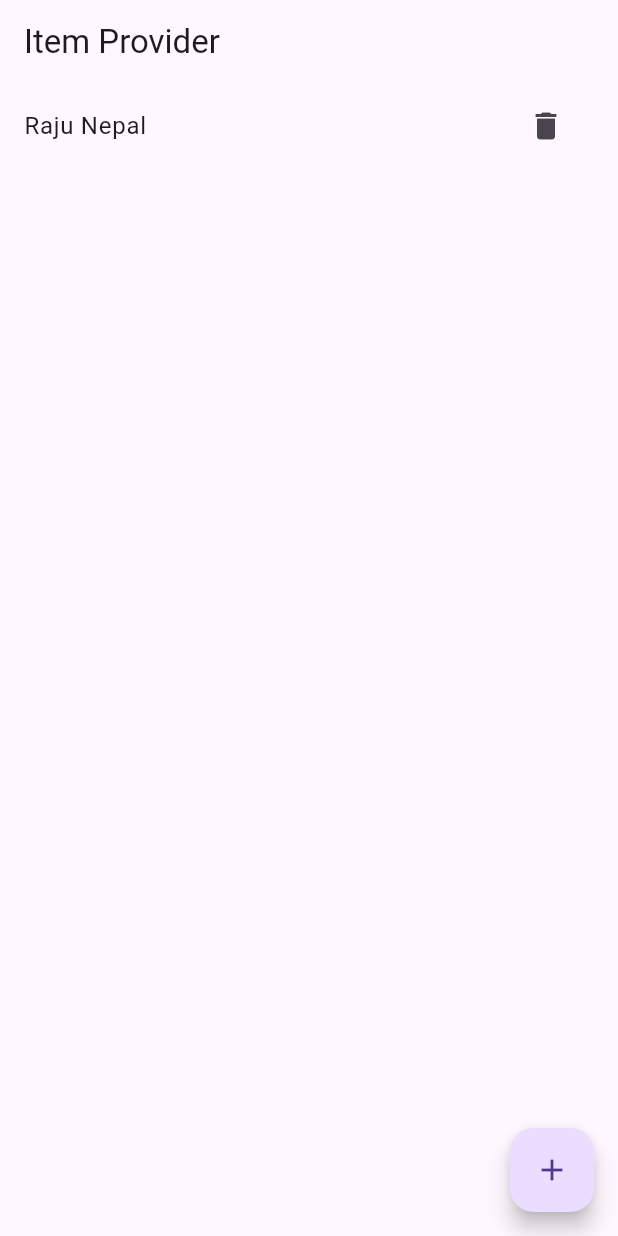
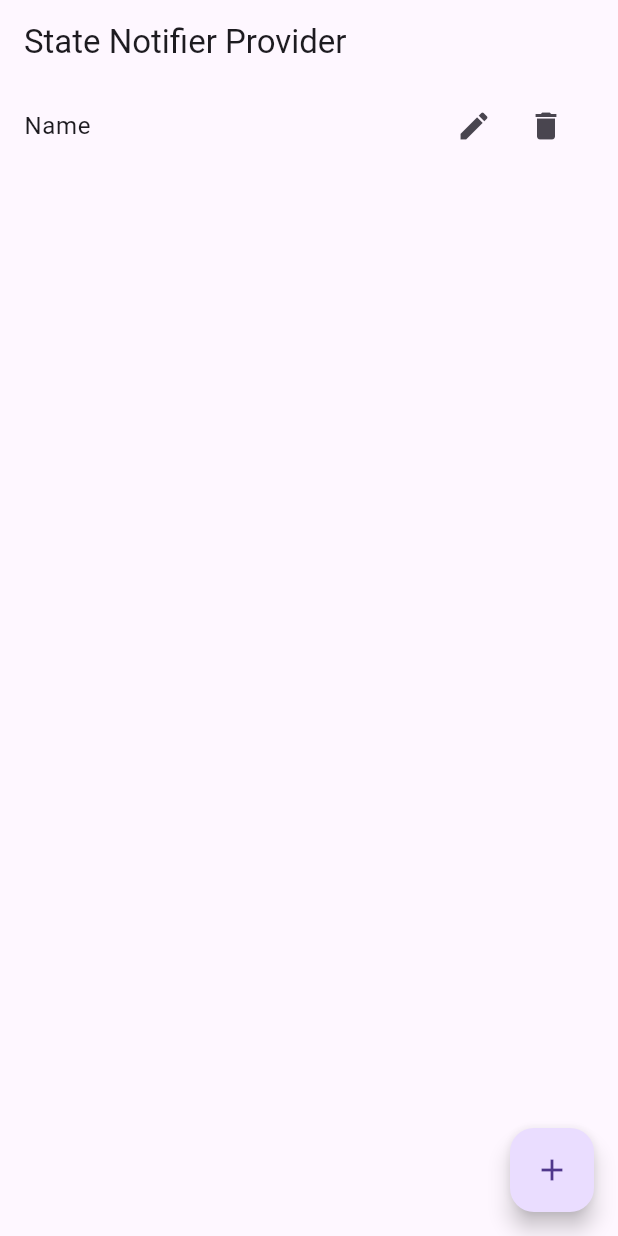
Before and after one commit to PHom798/State-Management, a Flutter app: the screen it shows after launch, after a tap on the "add" icon, on a phone screen of 412 x 824 dp. Run offline on Flutter 3.47's test engine with Material 3 defaults, Android fonts, the light colour scheme and no system bars; our stand-ins replace flutter_riverpod.

Commit message:
performed crud operations on the LIst<item>

```diff
--- a/Riverpod/lib/item.dart
+++ b/Riverpod/lib/item.dart
@@ -1,5 +1,5 @@
 class Item {
-  String id;
-  String name;
-  Item({required this.id, required this.name});
+   String id;
+   String name;
+   Item({required this.id, required this.name});
 }
--- a/Riverpod/lib/item_provider.dart
+++ b/Riverpod/lib/item_provider.dart
@@ -2,21 +2,27 @@ import 'package:flutter/material.dart';
 import 'package:flutter_riverpod/legacy.dart';
 import 'package:riverpod_demo/item.dart';
 
-final itemProvider = StateNotifierProvider<ItemNotifier, List<Item>>((ref){
-  return ItemNotifier();
+final itemProvider = StateNotifierProvider<ItemNotifier,List<Item>>((ref){
+  return ItemNotifier() ;
 });
 
 class ItemNotifier extends StateNotifier<List<Item>>{
-  ItemNotifier() : super([]);
+  ItemNotifier():super([]);
 
   void addItem(String name){
     final item = Item(id: DateTime.now().toString(), name: name);
     state.add(item);
-    state= state.toList();
+    state = state.toList();
   }
 
-  void deleteItem(String id ){
-    state.removeWhere((item)=> item.id == id);
+  void deleteItem(String id){
+    state.removeWhere((item)=>item.id == id);
+    state = state.toList();
+  }
+
+  void updateItem(String id, String name){
+    int foundIndex = state.indexWhere((item)=> item.id == id);
+    state[foundIndex].name = name;
     state = state.toList();
   }
 }
--- a/Riverpod/lib/item_screen.dart
+++ b/Riverpod/lib/item_screen.dart
@@ -7,38 +7,45 @@ class ItemScreen extends ConsumerWidget {
 
   @override
   Widget build(BuildContext context, WidgetRef ref) {
+
+    return Scaffold(
+      appBar: AppBar(
+        title: const Text("State Notifier Provider"),
+
+      ),
+      body: Consumer(builder: (ctx,ref,child){
         final item = ref.watch(itemProvider);
-    return Scaffold(
-      appBar: AppBar(title: const Text("Item Provider")),
 
-      body: item.isEmpty
-          ? Center(child: Text("No Data Found"))
-          : ListView.builder(
+        return item.isEmpty ? Center(child: Text("No data found"),):
+        ListView.builder(
             itemCount: item.length,
-              itemBuilder: (context, index) {
+            itemBuilder: (context,index){
               final itemDetail = item[index];
               return ListTile(
                 title: Text(itemDetail.name),
-                  trailing: Row(
-                    mainAxisSize: MainAxisSize.min,
+                trailing:Row(
+                  mainAxisSize: .min,
                   children: [
-                      IconButton(
-                        onPressed: () {
+
+                    IconButton(onPressed: (){
+                      ref.read(itemProvider.notifier).updateItem(itemDetail.id, 'updated item');
+                    }, icon: Icon(Icons.edit)),
+                    IconButton(onPressed: (){
                       ref.read(itemProvider.notifier).deleteItem(itemDetail.id);
-                        },
-                        icon: Icon(Icons.delete),
-                      ),
+                    }, icon: Icon(Icons.delete))
                   ],
                 ),
+
               );
-              },
-            ),
-      floatingActionButton: FloatingActionButton(
-        onPressed: () {
-          ref.read(itemProvider.notifier).addItem('Raju Nepal');
-        },
-        child: const Icon(Icons.add),
-      ),
+
+
+            });
+
+      }),
+      floatingActionButton: FloatingActionButton(onPressed: (){
+        ref.read(itemProvider.notifier).addItem('Name');
+
+      },child: Icon(Icons.add),),
     );
   }
 }
--- a/Riverpod/lib/main.dart
+++ b/Riverpod/lib/main.dart
@@ -1,8 +1,7 @@
 import 'package:flutter/material.dart';
 import 'package:flutter_riverpod/flutter_riverpod.dart';
 import 'package:riverpod_demo/item_screen.dart';
-import 'package:riverpod_demo/search_notifier_provider_screen.dart';
-import 'package:riverpod_demo/state_provider.dart';
+
 
 void main(){
   runApp(MyApp());
@@ -16,7 +15,7 @@ class MyApp extends StatelessWidget {
     return ProviderScope(
       child: MaterialApp(
         debugShowCheckedModeBanner: false,
-        home:ItemScreen() ,
+        home:ItemScreen(),
       ),
     );
   }
```
Lines whose indentation alone changed are shown as unchanged.
